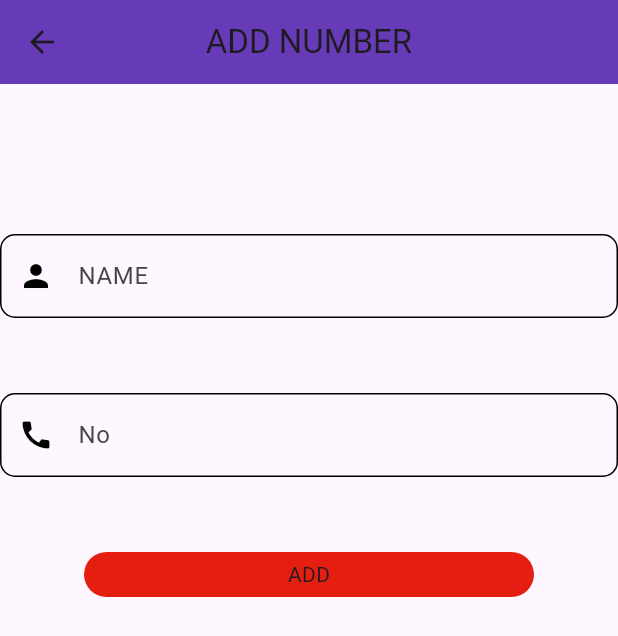
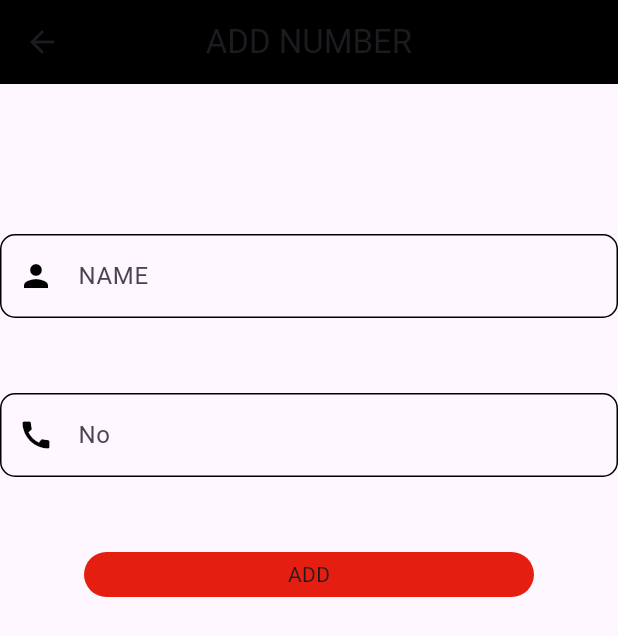
Before and after one commit to hxbeeb/DIALER, a Flutter app: the MyWidget screen opened directly, on a phone screen of 412 x 824 dp. Shown: the top 636 px of the screen. Run offline on Flutter 3.47's test engine with Material 2 defaults, Android fonts, the phone set to English and light mode, and no system bars; our stand-ins replace cloud_firestore, firebase_core; missing offline and left inert: flutter_phone_direct_caller; accounts and stored records are empty.

Commit message:
Update add.dart

```diff
--- a/lib/add.dart
+++ b/lib/add.dart
@@ -12,7 +12,7 @@ class MyWidget extends StatelessWidget {
         appBar: AppBar(
           title: Text("ADD NUMBER"),
           centerTitle: true,
-          backgroundColor: Colors.deepPurple,
+          backgroundColor: Colors.black,
           elevation: 0,
         ),
         body: Column(children: [
@@ -65,7 +65,6 @@ class MyWidget extends StatelessWidget {
             validator: (value) {
               if (value!.length < 10) {
                 return "enter proper number";
-
               } else
                 return null;
             },
@@ -80,7 +79,8 @@ class MyWidget extends StatelessWidget {
                 "ADD",
               )),
               decoration: BoxDecoration(
-                  borderRadius: BorderRadius.circular(30), color: Color.fromARGB(255, 228, 31, 17)),
+                  borderRadius: BorderRadius.circular(30),
+                  color: Color.fromARGB(255, 228, 31, 17)),
               width: 300,
               height: 30,
             ),
```
